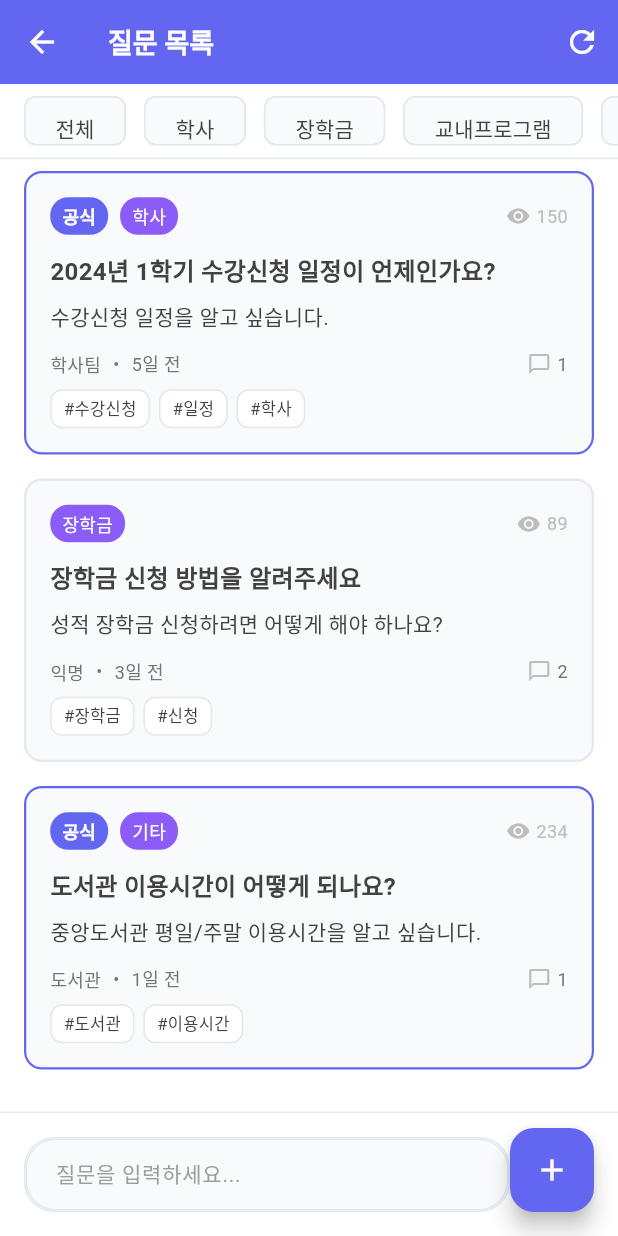
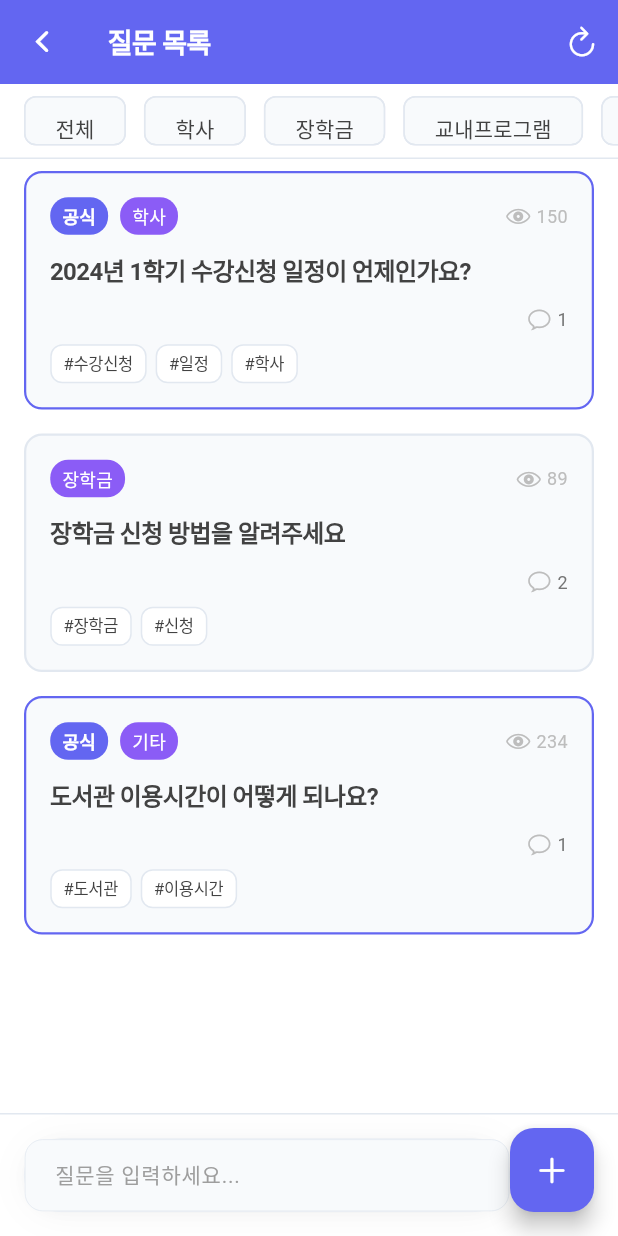
Before and after one commit to DKU-JisikIn/frontend, a Flutter app: the screen it shows after launch, in the side drawer, after a tap on "질문목록", on a phone screen of 412 x 824 dp. Run offline on Flutter 3.47's test engine with Material 3 defaults, Android fonts, the phone set to English and light mode, and no system bars.

```diff
--- a/lib/screens/chat_screen.dart
+++ b/lib/screens/chat_screen.dart
@@ -1,4 +1,5 @@
 import 'package:flutter/material.dart';
+import 'package:flutter/cupertino.dart';
 import '../theme/app_theme.dart';
 import '../models/chat_message.dart';
 import '../services/api_service.dart';
@@ -151,7 +152,7 @@ class _ChatScreenState extends State<ChatScreen> {
           ),
         ),
         leading: IconButton(
-          icon: const Icon(Icons.arrow_back, color: Colors.white),
+          icon: const Icon(CupertinoIcons.back, color: Colors.white),
           onPressed: () async {
             // 텍스트 필드 포커스 완전히 해제
             _textController.clear();
@@ -167,7 +168,7 @@ class _ChatScreenState extends State<ChatScreen> {
         ),
         actions: [
           IconButton(
-            icon: const Icon(Icons.refresh, color: Colors.white),
+            icon: const Icon(CupertinoIcons.refresh, color: Colors.white),
             onPressed: () {
               setState(() {
                 _messages.clear();
--- a/lib/screens/home_screen.dart
+++ b/lib/screens/home_screen.dart
@@ -1,4 +1,5 @@
 import 'package:flutter/material.dart';
+import 'package:flutter/cupertino.dart';
 import '../theme/app_theme.dart';
 import '../services/api_service.dart';
 import '../models/question.dart';
@@ -90,7 +91,7 @@ class _HomeScreenState extends State<HomeScreen> {
         backgroundColor: AppTheme.primaryColor,
         leading: Builder(
           builder: (context) => IconButton(
-            icon: const Icon(Icons.menu, color: Colors.white),
+            icon: const Icon(CupertinoIcons.line_horizontal_3, color: Colors.white),
             onPressed: () => Scaffold.of(context).openDrawer(),
           ),
         ),
@@ -105,7 +106,7 @@ class _HomeScreenState extends State<HomeScreen> {
         centerTitle: true,
         actions: [
           IconButton(
-            icon: const Icon(Icons.account_circle, color: Colors.white),
+            icon: const Icon(CupertinoIcons.person_circle, color: Colors.white),
             onPressed: () {
               // 사용자 정보 화면으로 이동 (추후 구현)
               ScaffoldMessenger.of(context).showSnackBar(
@@ -236,7 +237,7 @@ class _HomeScreenState extends State<HomeScreen> {
 
           // 메뉴 아이템들
           _buildDrawerItem(
-            icon: Icons.person,
+            icon: CupertinoIcons.person,
             title: '내정보',
             onTap: () {
               Navigator.pop(context);
@@ -246,7 +247,7 @@ class _HomeScreenState extends State<HomeScreen> {
             },
           ),
           _buildDrawerItem(
-            icon: Icons.settings,
+            icon: CupertinoIcons.settings,
             title: '설정',
             onTap: () {
               Navigator.pop(context);
@@ -256,7 +257,7 @@ class _HomeScreenState extends State<HomeScreen> {
             },
           ),
           _buildDrawerItem(
-            icon: Icons.question_answer,
+            icon: CupertinoIcons.chat_bubble_text,
             title: '내가 올린 질문',
             onTap: () {
               Navigator.pop(context);
@@ -266,7 +267,7 @@ class _HomeScreenState extends State<HomeScreen> {
             },
           ),
           _buildDrawerItem(
-            icon: Icons.list,
+            icon: CupertinoIcons.list_bullet,
             title: '질문목록',
             onTap: () {
               Navigator.pop(context);
@@ -281,34 +282,6 @@ class _HomeScreenState extends State<HomeScreen> {
 
           const SizedBox(height: 20),
           const Divider(),
-
-          // 추가 메뉴
-          _buildDrawerItem(
-            icon: Icons.chat,
-            title: 'AI 채팅 도우미',
-            onTap: () {
-              Navigator.pop(context);
-              Navigator.push(
-                context,
-                MaterialPageRoute(
-                  builder: (context) => const ChatScreen(),
-                ),
-              );
-            },
-          ),
-          _buildDrawerItem(
-            icon: Icons.add_circle,
-            title: '새 질문 작성',
-            onTap: () {
-              Navigator.pop(context);
-              Navigator.push(
-                context,
-                MaterialPageRoute(
-                  builder: (context) => const NewQuestionScreen(),
-                ),
-              );
-            },
-          ),
 
           // 하단 여백
           const SizedBox(height: 40),
@@ -410,7 +383,7 @@ class _HomeScreenState extends State<HomeScreen> {
                   hintStyle: AppTheme.hintStyle,
                   border: InputBorder.none,
                   contentPadding: const EdgeInsets.symmetric(horizontal: 16, vertical: 12),
-                  prefixIcon: Icon(Icons.search, color: AppTheme.hintTextColor),
+                  prefixIcon: Icon(CupertinoIcons.search, color: AppTheme.hintTextColor),
                 ),
                 onSubmitted: (_) => _performSearch(),
                 onTap: () {
@@ -426,7 +399,7 @@ class _HomeScreenState extends State<HomeScreen> {
               shape: BoxShape.circle,
             ),
             child: IconButton(
-              icon: const Icon(Icons.send, color: Colors.white, size: 20),
+              icon: const Icon(CupertinoIcons.arrow_right, color: Colors.white, size: 20),
               onPressed: _performSearch,
             ),
           ),
--- a/lib/screens/new_question_screen.dart
+++ b/lib/screens/new_question_screen.dart
@@ -1,4 +1,5 @@
 import 'package:flutter/material.dart';
+import 'package:flutter/cupertino.dart';
 import '../theme/app_theme.dart';
 import '../services/api_service.dart';
 import '../models/question.dart';
@@ -88,7 +89,7 @@ class _NewQuestionScreenState extends State<NewQuestionScreen> {
           ),
         ),
         leading: IconButton(
-          icon: const Icon(Icons.close, color: Colors.white),
+          icon: const Icon(CupertinoIcons.xmark, color: Colors.white),
           onPressed: () => Navigator.pop(context),
         ),
         actions: [
@@ -151,7 +152,7 @@ class _NewQuestionScreenState extends State<NewQuestionScreen> {
                           ))
                       .toList(),
                   dropdownColor: AppTheme.surfaceColor,
-                  icon: Icon(Icons.keyboard_arrow_down, color: AppTheme.primaryTextColor),
+                  icon: Icon(CupertinoIcons.chevron_down, color: AppTheme.primaryTextColor),
                   isExpanded: true,
                   padding: const EdgeInsets.symmetric(horizontal: 16, vertical: 4),
                 ),
@@ -297,7 +298,7 @@ class _NewQuestionScreenState extends State<NewQuestionScreen> {
                         GestureDetector(
                           onTap: () => _removeTag(tag),
                           child: const Icon(
-                            Icons.close,
+                            CupertinoIcons.xmark,
                             size: 16,
                             color: Colors.white,
                           ),
--- a/lib/screens/question_detail_screen.dart
+++ b/lib/screens/question_detail_screen.dart
@@ -1,4 +1,5 @@
 import 'package:flutter/material.dart';
+import 'package:flutter/cupertino.dart';
 import 'package:intl/intl.dart';
 import '../theme/app_theme.dart';
 import '../services/api_service.dart';
@@ -105,7 +106,7 @@ class _QuestionDetailScreenState extends State<QuestionDetailScreen> {
           ),
         ),
         leading: IconButton(
-          icon: const Icon(Icons.arrow_back, color: Colors.white),
+          icon: const Icon(CupertinoIcons.back, color: Colors.white),
           onPressed: () => Navigator.pop(context),
         ),
         elevation: 0,
@@ -169,7 +170,7 @@ class _QuestionDetailScreenState extends State<QuestionDetailScreen> {
                         child: Column(
                           children: [
                             Icon(
-                              Icons.chat_bubble_outline,
+                              CupertinoIcons.chat_bubble,
                               size: 48,
                               color: AppTheme.lightTextColor,
                             ),
@@ -255,7 +256,7 @@ class _QuestionDetailScreenState extends State<QuestionDetailScreen> {
               ),
               const Spacer(),
               Icon(
-                Icons.remove_red_eye,
+                CupertinoIcons.eye,
                 size: 16,
                 color: AppTheme.lightTextColor,
               ),
@@ -278,36 +279,20 @@ class _QuestionDetailScreenState extends State<QuestionDetailScreen> {
           ),
           const SizedBox(height: 16),
 
-          // 내용
-          Text(
-            widget.question.content,
-            style: AppTheme.bodyStyle.copyWith(fontSize: 16, height: 1.5),
+          // 하단 정보 (날짜)
+          Row(
+            children: [
+              const Spacer(),
+              Text(
+                DateFormat('yyyy/MM/dd HH:mm').format(widget.question.createdAt),
+                style: AppTheme.subheadingStyle.copyWith(fontSize: 12),
+              ),
+            ],
           ),
           const SizedBox(height: 16),
 
-          // 작성자 정보
-          Row(
-            children: [
-              Text(
-                widget.question.userName,
-                style: AppTheme.subheadingStyle.copyWith(fontSize: 14),
-              ),
-              const SizedBox(width: 8),
-              Text(
-                '•',
-                style: AppTheme.subheadingStyle.copyWith(fontSize: 14),
-              ),
-              const SizedBox(width: 8),
-              Text(
-                DateFormat('yyyy.MM.dd HH:mm').format(widget.question.createdAt),
-                style: AppTheme.subheadingStyle.copyWith(fontSize: 14),
-              ),
-            ],
-          ),
-
           // 태그
           if (widget.question.tags.isNotEmpty) ...[
-            const SizedBox(height: 16),
             Wrap(
               spacing: 8,
               runSpacing: 8,
@@ -382,7 +367,7 @@ class _QuestionDetailScreenState extends State<QuestionDetailScreen> {
               // 좋아요 버튼 (좌측)
               if (answer.likeCount > 0) ...[
                 Icon(
-                  Icons.thumb_up,
+                  CupertinoIcons.heart,
                   size: 16,
                   color: AppTheme.lightTextColor,
                 ),
@@ -397,7 +382,7 @@ class _QuestionDetailScreenState extends State<QuestionDetailScreen> {
 
               // 날짜 (우측)
               Text(
-                DateFormat('MM/dd HH:mm').format(answer.createdAt),
+                DateFormat('yyyy/MM/dd HH:mm').format(answer.createdAt),
                 style: AppTheme.subheadingStyle.copyWith(fontSize: 12),
               ),
             ],
--- a/lib/screens/questions_list_screen.dart
+++ b/lib/screens/questions_list_screen.dart
@@ -1,4 +1,5 @@
 import 'package:flutter/material.dart';
+import 'package:flutter/cupertino.dart';
 import '../theme/app_theme.dart';
 import '../services/api_service.dart';
 import '../models/question.dart';
@@ -104,7 +105,7 @@ class _QuestionsListScreenState extends State<QuestionsListScreen> {
           ),
         ),
         leading: IconButton(
-          icon: const Icon(Icons.arrow_back, color: Colors.white),
+          icon: const Icon(CupertinoIcons.back, color: Colors.white),
           onPressed: () {
             // 키보드 숨기기 및 포커스 해제
             FocusScope.of(context).unfocus();
@@ -114,7 +115,7 @@ class _QuestionsListScreenState extends State<QuestionsListScreen> {
         elevation: 0,
         actions: [
           IconButton(
-            icon: const Icon(Icons.refresh, color: Colors.white),
+            icon: const Icon(CupertinoIcons.refresh, color: Colors.white),
             onPressed: () {
               _loadQuestions();
             },
@@ -146,7 +147,7 @@ class _QuestionsListScreenState extends State<QuestionsListScreen> {
                             mainAxisAlignment: MainAxisAlignment.center,
                             children: [
                               Icon(
-                                Icons.chat_bubble_outline,
+                                CupertinoIcons.chat_bubble,
                                 size: 64,
                                 color: AppTheme.lightTextColor,
                               ),
@@ -199,7 +200,7 @@ class _QuestionsListScreenState extends State<QuestionsListScreen> {
           }
         },
         backgroundColor: AppTheme.primaryColor,
-        child: const Icon(Icons.add, color: Colors.white),
+        child: const Icon(CupertinoIcons.plus, color: Colors.white),
       ),
     );
   }
--- a/lib/theme/app_theme.dart
+++ b/lib/theme/app_theme.dart
@@ -1,4 +1,5 @@
 import 'package:flutter/material.dart';
+import 'package:flutter/cupertino.dart';
 
 class AppTheme {
   // 기본 색상 정의
@@ -19,150 +20,248 @@ class AppTheme {
   static const Color assistantMessageColor = Color(0xFFF1F5F9);
   static const Color assistantMessageBorderColor = borderColor;
 
-  // 그라데이션
+  // iOS 스타일 그라데이션
   static const LinearGradient primaryGradient = LinearGradient(
     colors: [primaryColor, secondaryColor],
     begin: Alignment.topLeft,
     end: Alignment.bottomRight,
   );
 
-  // 그림자
-  static const List<BoxShadow> cardShadow = [
+  // iOS 스타일 그림자 (더 부드럽고 자연스러움)
+  static const List<BoxShadow> iosShadow = [
     BoxShadow(
-      color: Color(0x1A000000),
-      blurRadius: 10,
-      offset: Offset(0, -2),
+      color: Color(0x0A000000),
+      blurRadius: 20,
+      offset: Offset(0, 2),
+      spreadRadius: 0,
+    ),
+    BoxShadow(
+      color: Color(0x05000000),
+      blurRadius: 6,
+      offset: Offset(0, 1),
+      spreadRadius: 0,
+    ),
+  ];
+
+  // iOS 스타일 카드 그림자
+  static const List<BoxShadow> iosCardShadow = [
+    BoxShadow(
+      color: Color(0x08000000),
+      blurRadius: 16,
+      offset: Offset(0, 4),
+      spreadRadius: 0,
     ),
   ];
 
   // 테마 데이터
   static ThemeData get lightTheme {
     return ThemeData(
+      // iOS 스타일 폰트 패밀리 설정
+      fontFamily: '.SF Pro Text', // iOS San Francisco 폰트
       primarySwatch: Colors.blue,
       primaryColor: primaryColor,
       scaffoldBackgroundColor: backgroundColor,
+
+      // iOS 스타일 AppBar
       appBarTheme: const AppBarTheme(
         backgroundColor: primaryColor,
         foregroundColor: Colors.white,
         elevation: 0,
         titleTextStyle: TextStyle(
+          fontFamily: '.SF Pro Display',
           color: Colors.white,
-          fontSize: 18,
+          fontSize: 17, // iOS 표준 타이틀 크기
           fontWeight: FontWeight.w600,
+          letterSpacing: -0.4, // iOS 스타일 letter spacing
         ),
-        iconTheme: IconThemeData(color: Colors.white),
+        iconTheme: IconThemeData(color: Colors.white, size: 22),
       ),
+
+      // iOS 스타일 버튼
       elevatedButtonTheme: ElevatedButtonThemeData(
         style: ElevatedButton.styleFrom(
           backgroundColor: primaryColor,
           foregroundColor: Colors.white,
           elevation: 0,
+          shadowColor: Colors.transparent,
           shape: RoundedRectangleBorder(
-            borderRadius: BorderRadius.circular(16),
+            borderRadius: BorderRadius.circular(12), // iOS 스타일 둥근 모서리
           ),
+          textStyle: const TextStyle(
+            fontFamily: '.SF Pro Text',
+            fontSize: 16,
+            fontWeight: FontWeight.w600,
+            letterSpacing: -0.3,
+          ),
+          padding: const EdgeInsets.symmetric(horizontal: 20, vertical: 12),
         ),
       ),
+
+      // iOS 스타일 입력 필드
       inputDecorationTheme: InputDecorationTheme(
         filled: true,
         fillColor: surfaceColor,
         border: OutlineInputBorder(
-          borderRadius: BorderRadius.circular(20),
-          borderSide: const BorderSide(color: borderColor),
+          borderRadius: BorderRadius.circular(12), // iOS 스타일 둥근 모서리
+          borderSide: const BorderSide(color: borderColor, width: 0.5),
         ),
         enabledBorder: OutlineInputBorder(
-          borderRadius: BorderRadius.circular(20),
-          borderSide: const BorderSide(color: borderColor),
+          borderRadius: BorderRadius.circular(12),
+          borderSide: const BorderSide(color: borderColor, width: 0.5),
         ),
         focusedBorder: OutlineInputBorder(
-          borderRadius: BorderRadius.circular(20),
-          borderSide: const BorderSide(color: primaryColor, width: 2),
+          borderRadius: BorderRadius.circular(12),
+          borderSide: const BorderSide(color: primaryColor, width: 1.5),
         ),
-        hintStyle: TextStyle(color: hintTextColor),
-        contentPadding: const EdgeInsets.symmetric(horizontal: 16, vertical: 12),
+        hintStyle: TextStyle(
+          fontFamily: '.SF Pro Text',
+          color: hintTextColor,
+          fontSize: 16,
+          fontWeight: FontWeight.w400,
+        ),
+        contentPadding: const EdgeInsets.symmetric(horizontal: 16, vertical: 14),
       ),
+
+      // iOS 스타일 Drawer
       drawerTheme: const DrawerThemeData(
         backgroundColor: backgroundColor,
+        elevation: 0,
+        shadowColor: Colors.transparent,
       ),
+
+      // iOS 스타일 Divider
       dividerTheme: const DividerThemeData(
         color: borderColor,
-        thickness: 1,
+        thickness: 0.5, // iOS 스타일 얇은 구분선
+        space: 0.5,
       ),
+
+      // iOS 스타일 ListTile
       listTileTheme: ListTileThemeData(
         iconColor: secondaryTextColor,
         textColor: primaryTextColor,
+        titleTextStyle: const TextStyle(
+          fontFamily: '.SF Pro Text',
+          fontSize: 16,
+          fontWeight: FontWeight.w400,
+          letterSpacing: -0.3,
+        ),
+        subtitleTextStyle: TextStyle(
+          fontFamily: '.SF Pro Text',
+          fontSize: 14,
+          fontWeight: FontWeight.w400,
+          color: secondaryTextColor,
+        ),
       ),
+
+      // iOS 스타일 Progress Indicator
       progressIndicatorTheme: const ProgressIndicatorThemeData(
         color: primaryColor,
+      ),
+
+      // iOS 스타일 Card
+      cardTheme: CardTheme(
+        elevation: 0,
+        shadowColor: Colors.transparent,
+        shape: RoundedRectangleBorder(
+          borderRadius: BorderRadius.circular(12),
+        ),
+        color: surfaceColor,
       ),
     );
   }
 
-  // 커스텀 스타일들
+  // 텍스트 스타일들
   static TextStyle get headingStyle => TextStyle(
+    fontFamily: '.SF Pro Display',
     color: primaryTextColor,
     fontSize: 18,
     fontWeight: FontWeight.w600,
+    letterSpacing: -0.4,
   );
 
   static TextStyle get subheadingStyle => TextStyle(
+    fontFamily: '.SF Pro Text',
     color: secondaryTextColor,
     fontSize: 12,
+    fontWeight: FontWeight.w400,
   );
 
   static TextStyle get bodyStyle => TextStyle(
+    fontFamily: '.SF Pro Text',
     color: primaryTextColor,
     fontSize: 14,
+    fontWeight: FontWeight.w400,
+    letterSpacing: -0.2,
     height: 1.4,
   );
 
   static TextStyle get hintStyle => TextStyle(
+    fontFamily: '.SF Pro Text',
     color: hintTextColor,
     fontSize: 14,
+    fontWeight: FontWeight.w400,
   );
 
-  // 메시지 버블 스타일
+  // 메시지 버블 데코레이션
   static BoxDecoration userMessageDecoration = const BoxDecoration(
     color: userMessageColor,
     borderRadius: BorderRadius.only(
-      topLeft: Radius.circular(16),
-      topRight: Radius.circular(16),
-      bottomLeft: Radius.circular(16),
+      topLeft: Radius.circular(18),
+      topRight: Radius.circular(18),
+      bottomLeft: Radius.circular(18),
       bottomRight: Radius.circular(4),
     ),
+    boxShadow: iosShadow,
   );
 
   static BoxDecoration assistantMessageDecoration = const BoxDecoration(
     color: assistantMessageColor,
     borderRadius: BorderRadius.only(
-      topLeft: Radius.circular(16),
-      topRight: Radius.circular(16),
+      topLeft: Radius.circular(18),
+      topRight: Radius.circular(18),
       bottomLeft: Radius.circular(4),
-      bottomRight: Radius.circular(16),
+      bottomRight: Radius.circular(18),
     ),
     border: Border.fromBorderSide(
-      BorderSide(color: assistantMessageBorderColor, width: 1),
+      BorderSide(color: assistantMessageBorderColor, width: 0.5),
     ),
+    boxShadow: iosShadow,
   );
 
-  // 입력창 스타일
+  // 입력창 데코레이션
   static BoxDecoration get inputContainerDecoration => BoxDecoration(
     color: surfaceColor,
-    borderRadius: BorderRadius.circular(20),
-    border: Border.all(color: borderColor),
+    borderRadius: BorderRadius.circular(25),
+    border: const Border.fromBorderSide(
+      BorderSide(color: borderColor, width: 0.5),
+    ),
+    boxShadow: iosShadow,
   );
 
-  // 검색바 컨테이너 스타일
+  // 검색바 컨테이너 데코레이션
   static BoxDecoration get searchBarContainerDecoration => const BoxDecoration(
     color: backgroundColor,
     border: Border(
-      top: BorderSide(color: borderColor, width: 1),
+      top: BorderSide(color: borderColor, width: 0.5),
     ),
-    boxShadow: cardShadow,
+    boxShadow: iosShadow,
   );
 
-  // 환영 메시지 컨테이너 스타일
+  // 환영 메시지 컨테이너 데코레이션
   static BoxDecoration get welcomeContainerDecoration => const BoxDecoration(
     gradient: primaryGradient,
     borderRadius: BorderRadius.all(Radius.circular(16)),
+    boxShadow: iosCardShadow,
+  );
+
+  // 카드 데코레이션
+  static BoxDecoration get iosCardDecoration => const BoxDecoration(
+    color: surfaceColor,
+    borderRadius: BorderRadius.all(Radius.circular(12)),
+    border: Border.fromBorderSide(
+      BorderSide(color: borderColor, width: 0.5),
+    ),
+    boxShadow: iosCardShadow,
   );
 }
--- a/lib/widgets/message_bubble.dart
+++ b/lib/widgets/message_bubble.dart
@@ -1,5 +1,5 @@
 import 'package:flutter/material.dart';
-import 'package:intl/intl.dart';
+import 'package:flutter/cupertino.dart';
 import '../theme/app_theme.dart';
 import '../models/question.dart';
 
@@ -69,7 +69,7 @@ class MessageBubble extends StatelessWidget {
                   ),
                   const Spacer(),
                   Icon(
-                    Icons.remove_red_eye,
+                    CupertinoIcons.eye,
                     size: 16,
                     color: AppTheme.lightTextColor,
                   ),
@@ -89,41 +89,18 @@ class MessageBubble extends StatelessWidget {
               Text(
                 question.title,
                 style: AppTheme.headingStyle.copyWith(fontSize: 16),
-                maxLines: 2,
-                overflow: TextOverflow.ellipsis,
-              ),
-              const SizedBox(height: 8),
-
-              // 내용 미리보기
-              Text(
-                question.content,
-                style: AppTheme.bodyStyle.copyWith(height: 1.4),
                 maxLines: 3,
                 overflow: TextOverflow.ellipsis,
               ),
               const SizedBox(height: 12),
 
-              // 하단 정보
+              // 하단 정보 (답변 수만)
               Row(
                 children: [
-                  Text(
-                    question.userName,
-                    style: AppTheme.subheadingStyle.copyWith(fontSize: 12),
-                  ),
-                  const SizedBox(width: 8),
-                  Text(
-                    '•',
-                    style: AppTheme.subheadingStyle.copyWith(fontSize: 12),
-                  ),
-                  const SizedBox(width: 8),
-                  Text(
-                    _formatDate(question.createdAt),
-                    style: AppTheme.subheadingStyle.copyWith(fontSize: 12),
-                  ),
                   const Spacer(),
                   if (question.answerCount > 0) ...[
                     Icon(
-                      Icons.chat_bubble_outline,
+                      CupertinoIcons.chat_bubble,
                       size: 16,
                       color: AppTheme.lightTextColor,
                     ),
@@ -164,21 +141,4 @@ class MessageBubble extends StatelessWidget {
       ),
     );
   }
-
-  String _formatDate(DateTime dateTime) {
-    final now = DateTime.now();
-    final difference = now.difference(dateTime);
-
-    if (difference.inDays > 7) {
-      return DateFormat('MM/dd').format(dateTime);
-    } else if (difference.inDays > 0) {
-      return '${difference.inDays}일 전';
-    } else if (difference.inHours > 0) {
-      return '${difference.inHours}시간 전';
-    } else if (difference.inMinutes > 0) {
-      return '${difference.inMinutes}분 전';
-    } else {
-      return '방금 전';
-    }
-  }
 }
```
